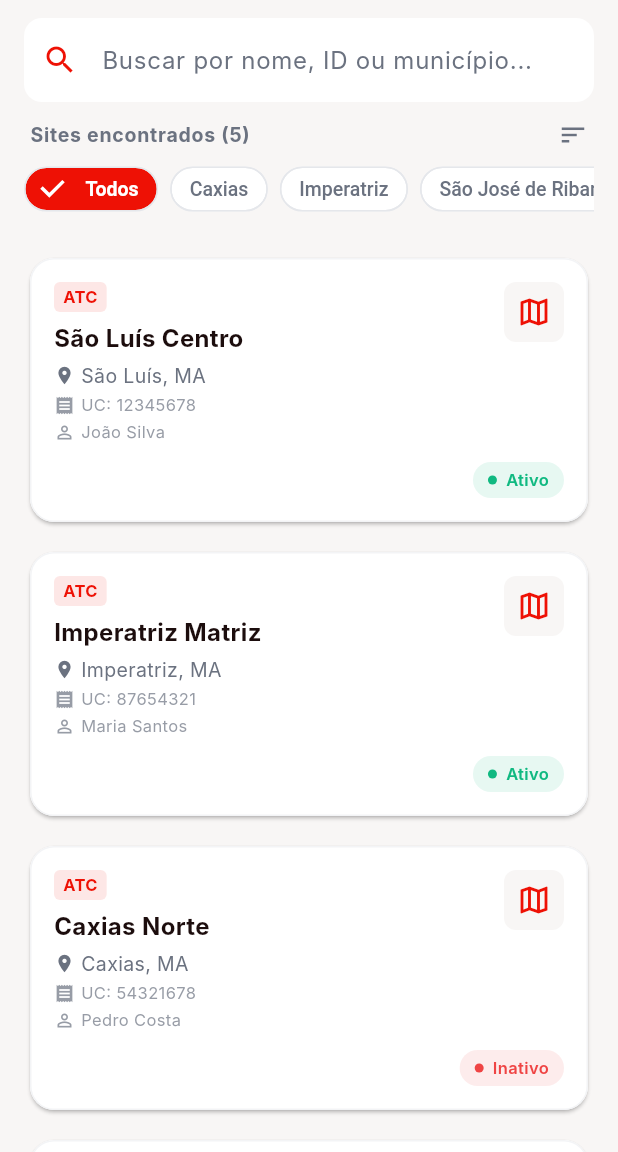
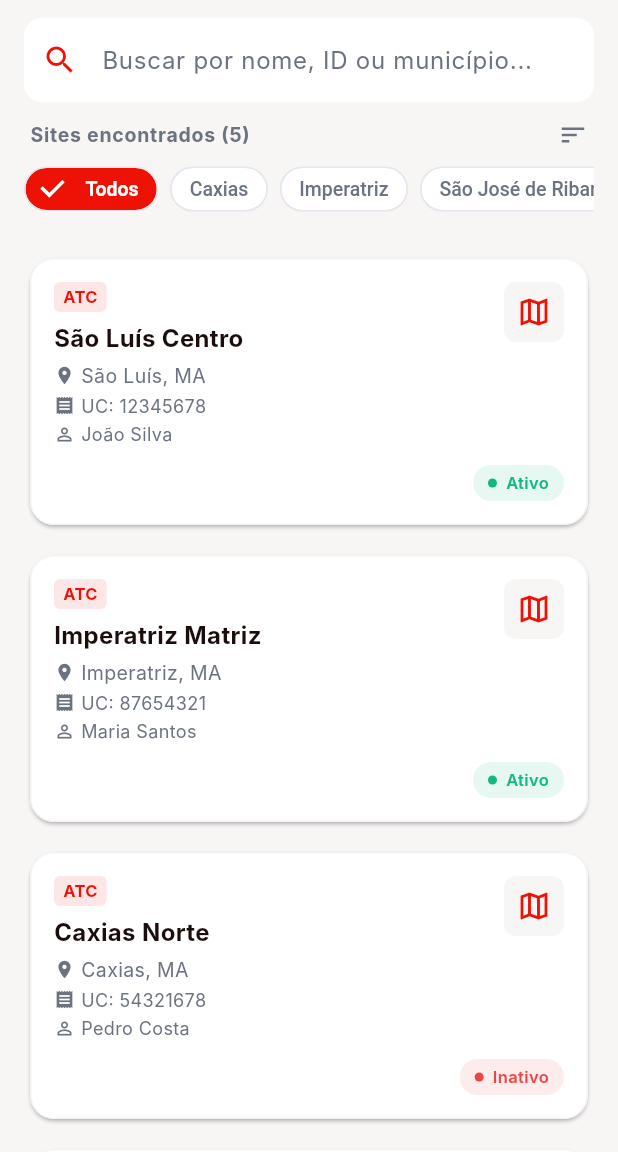
Before and after one commit to RafaelRodriguest/Movel-Tracker, a Flutter app: the screen it shows once a user with an empty profile is signed in, after a tap on "MA", on a phone screen of 412 x 824 dp, the part 84-1236 px from its top. Run offline on Flutter 3.47's test engine with Material 3 defaults, Android fonts, the phone set to English and light mode, and no system bars; our stand-ins replace app_links, cached_network_image, csv, flutter_map, image_picker, latlong2 and 2 more; accounts and stored records are empty; Roboto replaces fonts that are missing (Inter).

Commit message:
fix: melhorar contraste de UC e técnico no card da home
UC e técnico usavam textSecondary.withOpacity(0.7) por cima de um cinza já
claro, ficando quase ilegíveis. Iguala ao tratamento do município (cor cheia,
sem diluir) e sobe a fonte de 11 para 12, mantendo o nome do site (16 bold)
como maior destaque do card.

Co-Authored-By: Claude Sonnet 5 <noreply@anthropic.com>

```diff
--- a/app/lib/screens/home_screen.dart
+++ b/app/lib/screens/home_screen.dart
@@ -385,14 +385,14 @@ class _SiteCard extends StatelessWidget {
                             Icon(
                               Icons.receipt,
                               size: 14,
-                              color: AppColors.textSecondary.withOpacity(0.7),
+                              color: AppColors.textSecondary,
                             ),
                             const SizedBox(width: 4),
                             Text(
                               'UC: ${site.uc}',
-                              style: TextStyle(
-                                fontSize: 11,
-                                color: AppColors.textSecondary.withOpacity(0.7),
+                              style: const TextStyle(
+                                fontSize: 12,
+                                color: AppColors.textSecondary,
                               ),
                             ),
                           ],
@@ -405,14 +405,14 @@ class _SiteCard extends StatelessWidget {
                             Icon(
                               Icons.person_outline,
                               size: 14,
-                              color: AppColors.textSecondary.withOpacity(0.7),
+                              color: AppColors.textSecondary,
                             ),
                             const SizedBox(width: 4),
                             Text(
                               site.tecnico,
-                              style: TextStyle(
-                                fontSize: 11,
-                                color: AppColors.textSecondary.withOpacity(0.7),
+                              style: const TextStyle(
+                                fontSize: 12,
+                                color: AppColors.textSecondary,
                               ),
                             ),
                           ],
```
